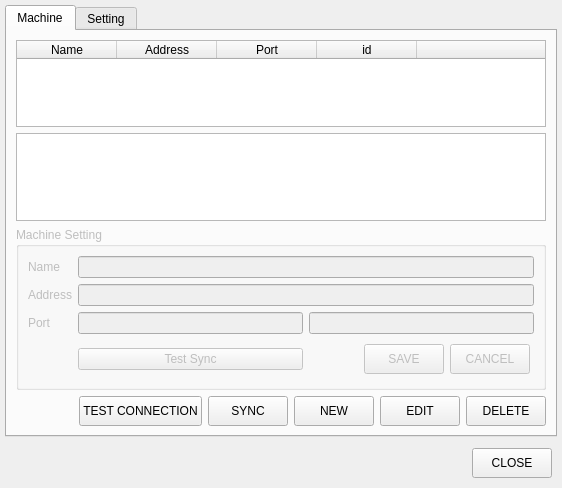
The window that MainWindow.ui (butirpadi/QtAttendanceManager) describes before a commit, drawn with Qt 5.
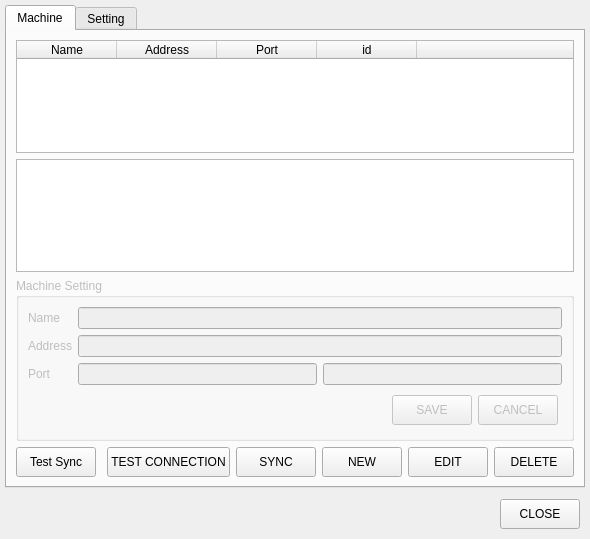
The same window after the commit.

```diff
--- a/MainWindow.ui
+++ b/MainWindow.ui
@@ -6,8 +6,8 @@
    <rect>
     <x>0</x>
     <y>0</y>
-    <width>562</width>
-    <height>488</height>
+    <width>590</width>
+    <height>539</height>
    </rect>
   </property>
   <property name="windowTitle">
@@ -142,13 +142,6 @@
               <property name="bottomMargin">
                <number>4</number>
               </property>
-              <item>
-               <widget class="QPushButton" name="btnTestSync">
-                <property name="text">
-                 <string>Test Sync</string>
-                </property>
-               </widget>
-              </item>
              </layout>
             </widget>
            </item>
@@ -249,6 +242,22 @@
            <property name="bottomMargin">
             <number>0</number>
            </property>
+           <item>
+            <widget class="QPushButton" name="btnTestSync">
+             <property name="enabled">
+              <bool>true</bool>
+             </property>
+             <property name="minimumSize">
+              <size>
+               <width>0</width>
+               <height>30</height>
+              </size>
+             </property>
+             <property name="text">
+              <string>Test Sync</string>
+             </property>
+            </widget>
+           </item>
            <item>
             <spacer name="horizontalSpacer_3">
              <property name="orientation">
```
Left out of the diff: 44 changed lines with no effect on the pictures.
